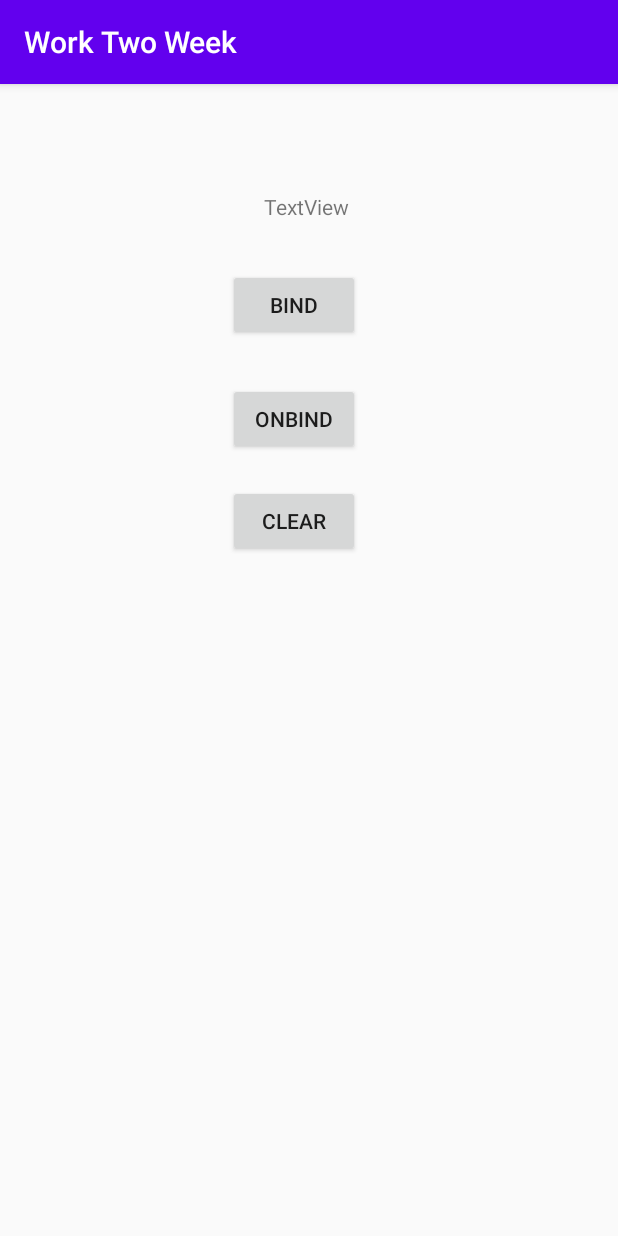
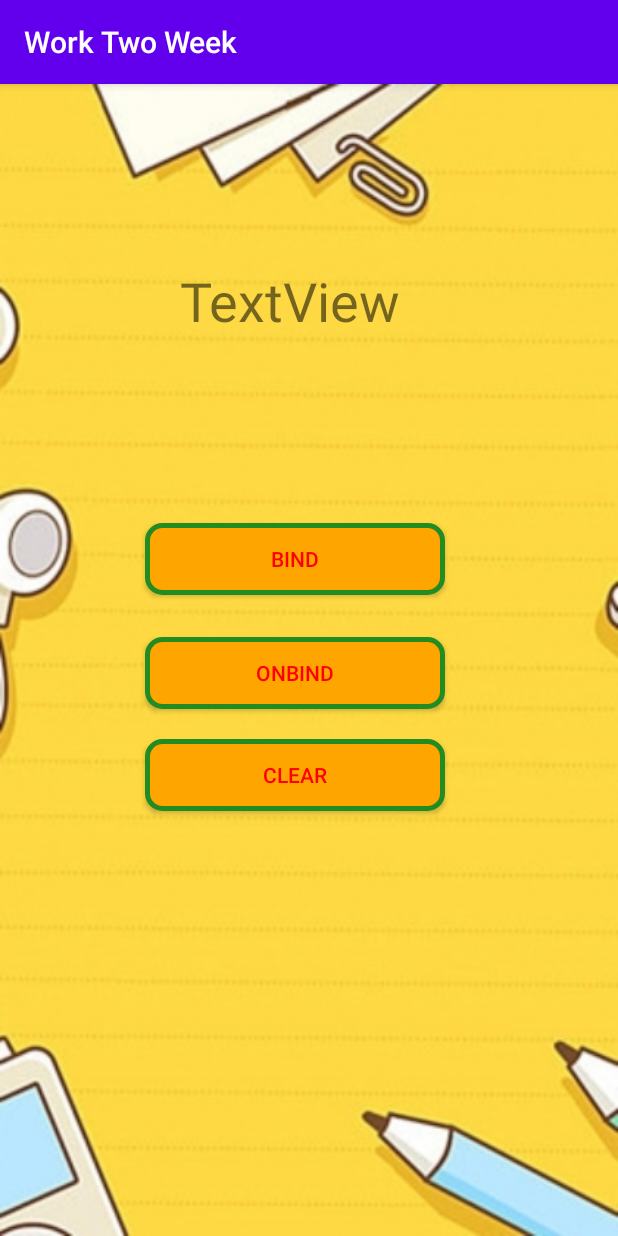
Before and after one commit to haoxiangkaixuea/Work-Two-Week, an Android app: the MainActivity3 screen opened directly, with no data from a screen before it, on a phone screen of 412 x 824 dp. Run offline under Robolectric (Android 15) with nearby library versions, the phone set to English and light mode, and no system bars.

Commit message:
第二周四次最终提交

```diff
--- a/app/src/main/java/cn/edu/scujcc/worktwoweek/ICallBack.java
+++ b/app/src/main/java/cn/edu/scujcc/worktwoweek/ICallBack.java
@@ -2,6 +2,8 @@ package cn.edu.scujcc.worktwoweek;
 
 public interface ICallBack {
     /**
+     * get Message From Fragment
+     *
      * @param string 传递消息
      */
     void getMessageFromFragment(String string);
--- a/app/src/main/java/cn/edu/scujcc/worktwoweek/MyService.java
+++ b/app/src/main/java/cn/edu/scujcc/worktwoweek/MyService.java
@@ -45,7 +45,6 @@ public class MyService extends Service {
                 mNotificationManager.createNotificationChannel(channel);
             }
         }
-        int notifyId = (int) System.currentTimeMillis();
         NotificationCompat.Builder mBuilder = new NotificationCompat.Builder(this, "MyService");
         mBuilder.setSmallIcon(R.drawable.ic_launcher_background);
         if (Build.VERSION.SDK_INT < Build.VERSION_CODES.N) {
@@ -81,9 +80,8 @@ public class MyService extends Service {
         }
 
         //查看下载进度
-        public int seeProgress() {
+        public void seeProgress() {
             Log.d(TAG, "seeProgress");
-            return 0;
         }
     }
 }
--- a/app/src/main/java/cn/edu/scujcc/worktwoweek/MyService2.java
+++ b/app/src/main/java/cn/edu/scujcc/worktwoweek/MyService2.java
@@ -53,6 +53,10 @@ public class MyService2 extends Service {
         connecting = false;
     }
 
+    /**
+     * Callback
+     * onDataChange
+     */
     public interface Callback {
         void onDataChange(String data);
     }
--- a/app/src/main/res/drawable/button_img.xml
+++ b/app/src/main/res/drawable/button_img.xml
@@ -13,11 +13,10 @@
 
     <item android:state_pressed="true"> <!-- 按钮选中状态-->
         <shape>
-            <stroke android:width="3dp" android:color="@color/skybule" /><!-- 边框颜色，边框大小-->
+            <stroke android:width="3dp" android:color="@color/sky_blue" /><!-- 边框颜色，边框大小-->
             <solid android:color="@color/green" /> <!-- 填充的颜色：这里设置背景透明 -->
             <corners android:radius="10dip" /><!-- android:radius 弧形的半径 -->
             <padding android:bottom="10dp" android:left="10dp" android:right="10dp" android:top="10dp" />
         </shape>
     </item>
-
 </selector>
--- a/app/src/main/res/layout/activity_another_right.xml
+++ b/app/src/main/res/layout/activity_another_right.xml
@@ -4,7 +4,7 @@
     xmlns:tools="http://schemas.android.com/tools"
     android:layout_width="match_parent"
     android:layout_height="match_parent"
-    android:background="@color/skybule"
+    android:background="@color/sky_blue"
     tools:context=".AnotherRight">
 
     <TextView
--- a/app/src/main/res/layout/activity_main.xml
+++ b/app/src/main/res/layout/activity_main.xml
@@ -4,7 +4,7 @@
     xmlns:tools="http://schemas.android.com/tools"
     android:layout_width="match_parent"
     android:layout_height="match_parent"
-    android:background="@drawable/backimg"
+    android:background="@drawable/back_img"
     android:orientation="horizontal"
     tools:context=".MainActivity">
 
--- a/app/src/main/res/layout/activity_main2.xml
+++ b/app/src/main/res/layout/activity_main2.xml
@@ -4,6 +4,7 @@
     xmlns:tools="http://schemas.android.com/tools"
     android:layout_width="match_parent"
     android:layout_height="match_parent"
+    android:background="@drawable/back_img"
     tools:context=".MainActivity2">
 
     <TextView
@@ -37,7 +38,10 @@
         android:layout_centerInParent="true"
         android:layout_marginStart="36dp"
         android:layout_marginBottom="88dp"
+        android:background="@drawable/button_img"
+        android:focusable="true"
         android:text="点击接收Fragment消息"
+        android:textColor="@color/red"
         android:textSize="10dp"
         app:layout_constraintBottom_toTopOf="@+id/text_activity"
         app:layout_constraintStart_toStartOf="parent" />
--- a/app/src/main/res/layout/activity_main3.xml
+++ b/app/src/main/res/layout/activity_main3.xml
@@ -4,6 +4,7 @@
     xmlns:tools="http://schemas.android.com/tools"
     android:layout_width="match_parent"
     android:layout_height="match_parent"
+    android:background="@drawable/back_img"
     tools:context=".MainActivity3">
 
 
@@ -11,37 +12,48 @@
         android:id="@+id/servicetext"
         android:layout_width="wrap_content"
         android:layout_height="wrap_content"
-        android:layout_marginStart="176dp"
-        android:layout_marginTop="72dp"
+        android:layout_marginStart="120dp"
+        android:layout_marginTop="120dp"
         android:text="TextView"
+        android:textSize="36sp"
         app:layout_constraintStart_toStartOf="parent"
         app:layout_constraintTop_toTopOf="parent" />
 
     <Button
         android:id="@+id/bind"
-        android:layout_width="wrap_content"
+        android:layout_width="200dp"
         android:layout_height="wrap_content"
-        android:layout_marginStart="152dp"
-        android:layout_marginTop="32dp"
+        android:layout_marginTop="124dp"
+        android:background="@drawable/button_img"
+        android:focusable="true"
         android:text="bind"
-        app:layout_constraintStart_toStartOf="parent"
+        android:textColor="@color/red"
+        app:layout_constraintEnd_toEndOf="@+id/servicetext"
+        app:layout_constraintHorizontal_bias="0.444"
+        app:layout_constraintStart_toStartOf="@+id/servicetext"
         app:layout_constraintTop_toBottomOf="@+id/servicetext" />
 
     <Button
         android:id="@+id/onbind"
-        android:layout_width="wrap_content"
+        android:layout_width="200dp"
         android:layout_height="wrap_content"
         android:layout_marginTop="28dp"
+        android:background="@drawable/button_img"
+        android:focusable="true"
         android:text="onbind"
+        android:textColor="@color/red"
         app:layout_constraintStart_toStartOf="@+id/bind"
         app:layout_constraintTop_toBottomOf="@+id/bind" />
 
     <Button
         android:id="@+id/clear"
-        android:layout_width="wrap_content"
+        android:layout_width="200dp"
         android:layout_height="wrap_content"
         android:layout_marginTop="20dp"
+        android:background="@drawable/button_img"
+        android:focusable="true"
         android:text="clear"
+        android:textColor="@color/red"
         app:layout_constraintStart_toStartOf="@+id/onbind"
         app:layout_constraintTop_toBottomOf="@+id/onbind" />
 </androidx.constraintlayout.widget.ConstraintLayout>
--- a/app/src/main/res/layout/activity_notification.xml
+++ b/app/src/main/res/layout/activity_notification.xml
@@ -4,15 +4,16 @@
     xmlns:tools="http://schemas.android.com/tools"
     android:layout_width="match_parent"
     android:layout_height="match_parent"
+    android:background="@drawable/back_img"
     tools:context=".NotificationActivity">
 
     <TextView
         android:id="@+id/textView"
         android:layout_width="wrap_content"
         android:layout_height="wrap_content"
+        android:layout_centerInParent="true"
         android:layout_marginStart="64dp"
         android:layout_marginTop="88dp"
-        android:layout_centerInParent="true"
         android:text="This is notification layout"
         app:layout_constraintStart_toStartOf="parent"
         app:layout_constraintTop_toTopOf="parent" />
--- a/app/src/main/res/layout/activity_right_fragment.xml
+++ b/app/src/main/res/layout/activity_right_fragment.xml
@@ -4,7 +4,7 @@
     xmlns:tools="http://schemas.android.com/tools"
     android:layout_width="match_parent"
     android:layout_height="match_parent"
-    android:background="@color/bule"
+    android:background="@color/blue"
     tools:context=".RightFragment">
 
     <TextView
--- a/app/src/main/res/values/colors.xml
+++ b/app/src/main/res/values/colors.xml
@@ -3,9 +3,9 @@
     <color name="colorPrimary">#6200EE</color>
     <color name="colorPrimaryDark">#3700B3</color>
     <color name="colorAccent">#03DAC5</color>
-    <color name="bule">#6495ED</color>
+    <color name="blue">#6495ED</color>
     <color name="red">#FF0000</color>
     <color name="green">#228B22</color>
     <color name="orange">#FFA500</color>
-    <color name="skybule">#87CEFA</color>
+    <color name="sky_blue">#87CEFA</color>
 </resources>
--- a/app/src/main/res/values/strings.xml
+++ b/app/src/main/res/values/strings.xml
@@ -3,6 +3,6 @@
     <string name="group_name">yanglijun</string>
     <string name="channel_name">one news</string>
     <string name="channel_description">android.provider.Settings.Secure to android.provider.Settings.Global.</string>
-    <string name="bigcontext">method int androidx.appcompat.widget.DropDownListView.lookForSelectablePosition(int, boolean) " +
+    <string name="big_context">method int androidx.appcompat.widget.DropDownListView.lookForSelectablePosition(int, boolean) " +
                                 "would have incorrectly overridden the package-private method in android.widget.ListView</string>
 </resources>
```
Also changed, not shown: app/src/main/AndroidManifest.xml (+24 -9 lines), app/src/main/java/cn/edu/scujcc/worktwoweek/MainActivity3.java (+4 -7 lines), app/src/main/res/drawable-v24/back_img.jpg (renamed from app/src/main/res/drawable-v24/backimg.jpg).
